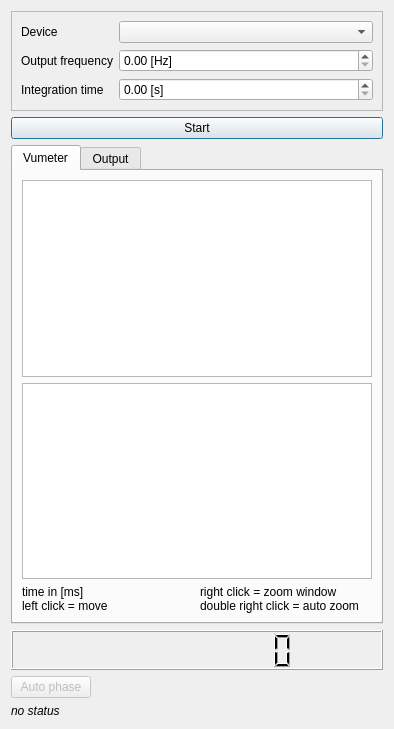
Old version of the form src/lockin_gui.ui in the repository antigol/lockin2.
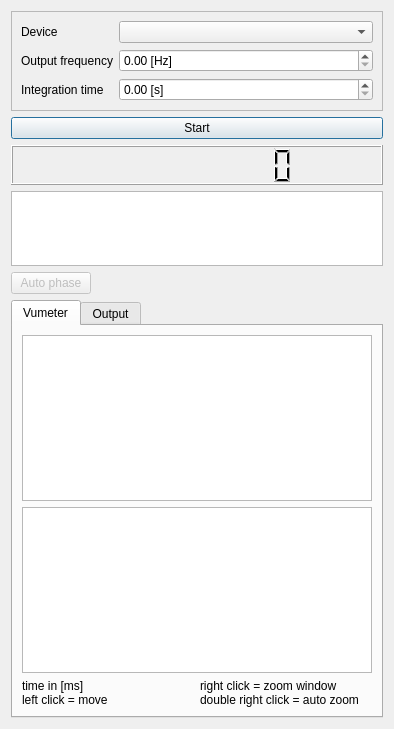
New version of the form. Custom widgets are drawn as their Qt base class.

```diff
--- a/src/lockin_gui.ui
+++ b/src/lockin_gui.ui
@@ -89,6 +89,59 @@
      </property>
     </widget>
    </item>
+   <item>
+    <widget class="QLCDNumber" name="lcdForXValue">
+     <property name="minimumSize">
+      <size>
+       <width>0</width>
+       <height>40</height>
+      </size>
+     </property>
+     <property name="digitCount">
+      <number>10</number>
+     </property>
+    </widget>
+   </item>
+   <item>
+    <widget class="QPlainTextEdit" name="info">
+     <property name="maximumSize">
+      <size>
+       <width>16777215</width>
+       <height>130</height>
+      </size>
+     </property>
+     <property name="readOnly">
+      <bool>true</bool>
+     </property>
+    </widget>
+   </item>
+   <item>
+    <layout class="QHBoxLayout" name="horizontalLayout_3">
+     <item>
+      <widget class="QPushButton" name="buttonAutoPhase">
+       <property name="enabled">
+        <bool>false</bool>
+       </property>
+       <property name="text">
+        <string>Auto phase</string>
+       </property>
+      </widget>
+     </item>
+     <item>
+      <spacer name="horizontalSpacer_4">
+       <property name="orientation">
+        <enum>Qt::Horizontal</enum>
+       </property>
+       <property name="sizeHint" stdset="0">
+        <size>
+         <width>40</width>
+         <height>20</height>
+        </size>
+       </property>
+      </spacer>
+     </item>
+    </layout>
+   </item>
    <item>
     <widget class="QTabWidget" name="tabWidget">
      <property name="currentIndex">
@@ -137,62 +190,6 @@
      </widget>
     </widget>
    </item>
-   <item>
-    <layout class="QHBoxLayout" name="horizontalLayout">
-     <item>
-      <widget class="QLCDNumber" name="lcdForXValue">
-       <property name="minimumSize">
-        <size>
-         <width>0</width>
-         <height>40</height>
-        </size>
-       </property>
-       <property name="digitCount">
-        <number>10</number>
-       </property>
-      </widget>
-     </item>
-    </layout>
-   </item>
-   <item>
-    <layout class="QHBoxLayout" name="horizontalLayout_3">
-     <item>
-      <widget class="QPushButton" name="buttonAutoPhase">
-       <property name="enabled">
-        <bool>false</bool>
-       </property>
-       <property name="text">
-        <string>Auto phase</string>
-       </property>
-      </widget>
-     </item>
-     <item>
-      <spacer name="horizontalSpacer_4">
-       <property name="orientation">
-        <enum>Qt::Horizontal</enum>
-       </property>
-       <property name="sizeHint" stdset="0">
-        <size>
-         <width>40</width>
-         <height>20</height>
-        </size>
-       </property>
-      </spacer>
-     </item>
-    </layout>
-   </item>
-   <item>
-    <widget class="QLabel" name="info">
-     <property name="font">
-      <font>
-       <italic>true</italic>
-      </font>
-     </property>
-     <property name="text">
-      <string>no status</string>
-     </property>
-    </widget>
-   </item>
   </layout>
  </widget>
  <customwidgets>
```
